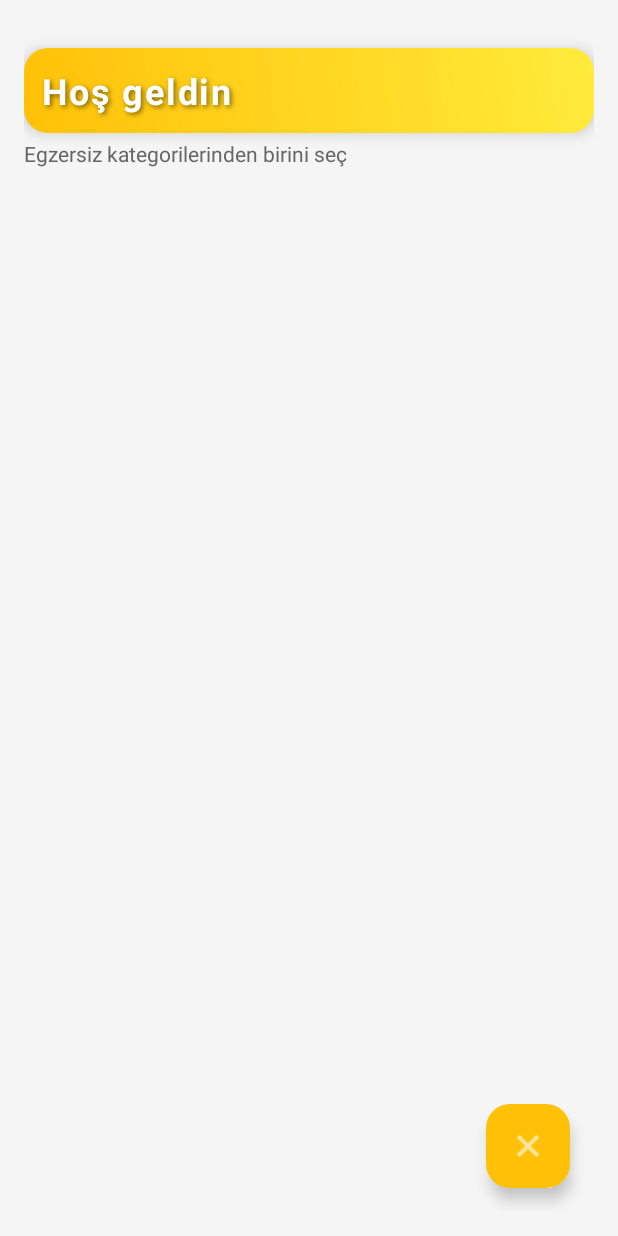
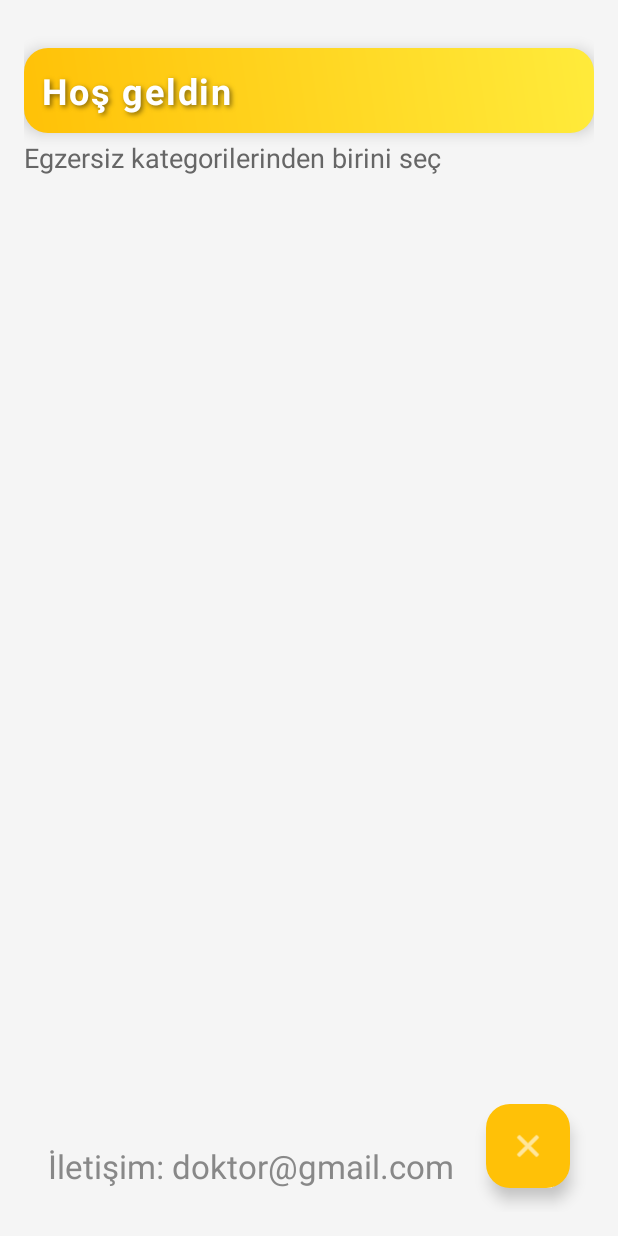
Before and after one commit to laraC003/Kotlin-Uygulama, an Android app: the layout fragment_icerik.xml on its own in the app's theme, with its tools: preview values and no code run, on a phone screen of 412 x 824 dp. Run offline under Robolectric (Android 15) with nearby library versions, the phone set to English and light mode, and no system bars.

Commit message:
doktor iletişim bilgisi eklendi.

```diff
--- a/app/src/main/res/layout/fragment_icerik.xml
+++ b/app/src/main/res/layout/fragment_icerik.xml
@@ -31,19 +31,29 @@
         android:layout_marginTop="16dp"
         />
 
-
+    <TextView
+        android:id="@+id/emailTextView"
+        android:layout_width="wrap_content"
+        android:layout_height="wrap_content"
+        android:layout_marginStart="16dp"
+        android:layout_marginBottom="16dp"
+        android:text="İletişim: doktor@gmail.com"
+        android:textColor="#888888"
+        android:textSize="22sp"
+        app:layout_constraintBottom_toBottomOf="parent"
+        app:layout_constraintStart_toStartOf="parent" />
 
 
     <TextView
         android:id="@+id/altYaziTextView"
         android:layout_width="wrap_content"
         android:layout_height="wrap_content"
+        android:layout_marginTop="4dp"
         android:text="Egzersiz kategorilerinden birini seç"
-        android:textSize="14sp"
         android:textColor="#666666"
-        app:layout_constraintTop_toBottomOf="@id/kullaniciAdiTextView"
+        android:textSize="18sp"
         app:layout_constraintStart_toStartOf="parent"
-        android:layout_marginTop="4dp"/>
+        app:layout_constraintTop_toBottomOf="@id/kullaniciAdiTextView" />
 
 
     <androidx.recyclerview.widget.RecyclerView
```
